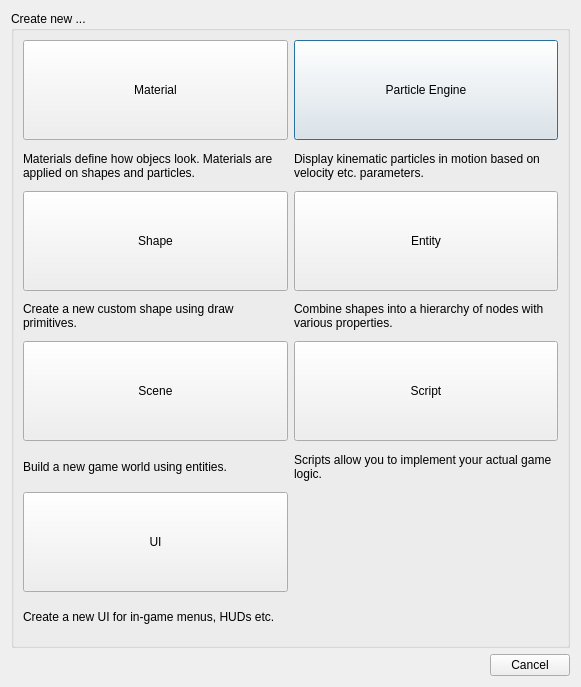
The window that editor/gui/dlgnew.ui (ensisoft/detonator) describes before a commit, drawn with Qt 5.
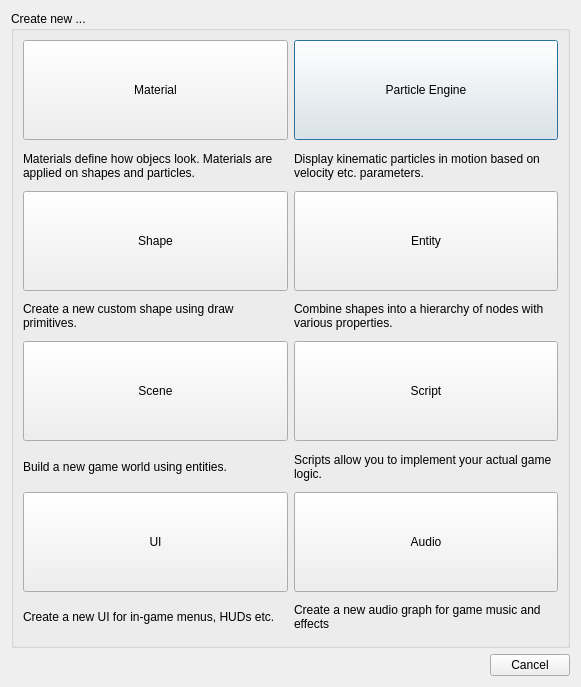
The same window after the commit. Icons and pictures are not drawn.

Commit message:
Add first version of audio graph widget in GSEditor
Add first version of audio graph widget in GSEditor.

```diff
--- a/editor/gui/dlgnew.ui
+++ b/editor/gui/dlgnew.ui
@@ -308,7 +308,41 @@
        </layout>
       </item>
       <item row="3" column="1">
-       <layout class="QVBoxLayout" name="verticalLayout_9"/>
+       <layout class="QVBoxLayout" name="verticalLayout_9">
+        <item>
+         <widget class="QPushButton" name="btnAudio">
+          <property name="sizePolicy">
+           <sizepolicy hsizetype="Minimum" vsizetype="Fixed">
+            <horstretch>0</horstretch>
+            <verstretch>0</verstretch>
+           </sizepolicy>
+          </property>
+          <property name="minimumSize">
+           <size>
+            <width>150</width>
+            <height>100</height>
+           </size>
+          </property>
+          <property name="text">
+           <string>Audio</string>
+          </property>
+          <property name="icon">
+           <iconset resource="../resource/resource.qrc">
+            <normaloff>:/16x16_ico_png/audio.png</normaloff>:/16x16_ico_png/audio.png</iconset>
+          </property>
+         </widget>
+        </item>
+        <item>
+         <widget class="QLabel" name="label_9">
+          <property name="text">
+           <string>Create a new audio graph for game music and effects</string>
+          </property>
+          <property name="wordWrap">
+           <bool>true</bool>
+          </property>
+         </widget>
+        </item>
+       </layout>
       </item>
      </layout>
     </widget>
```
Left out of the diff: 1 changed line with no effect on the pictures. The commit also changes 19 other files.
